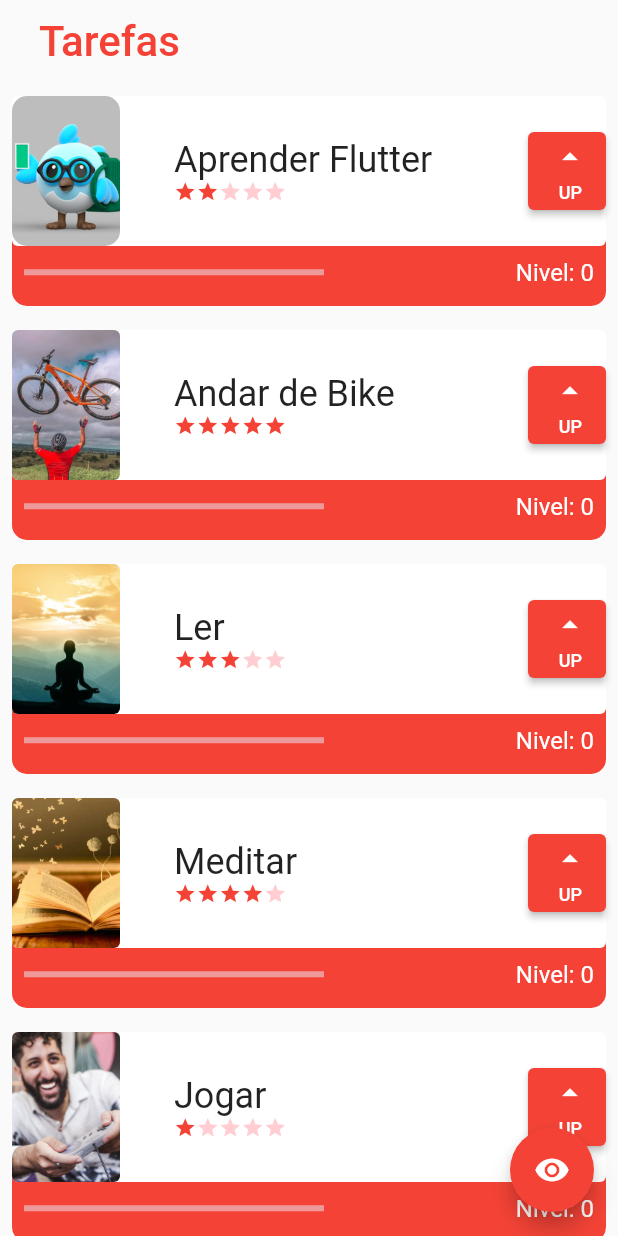
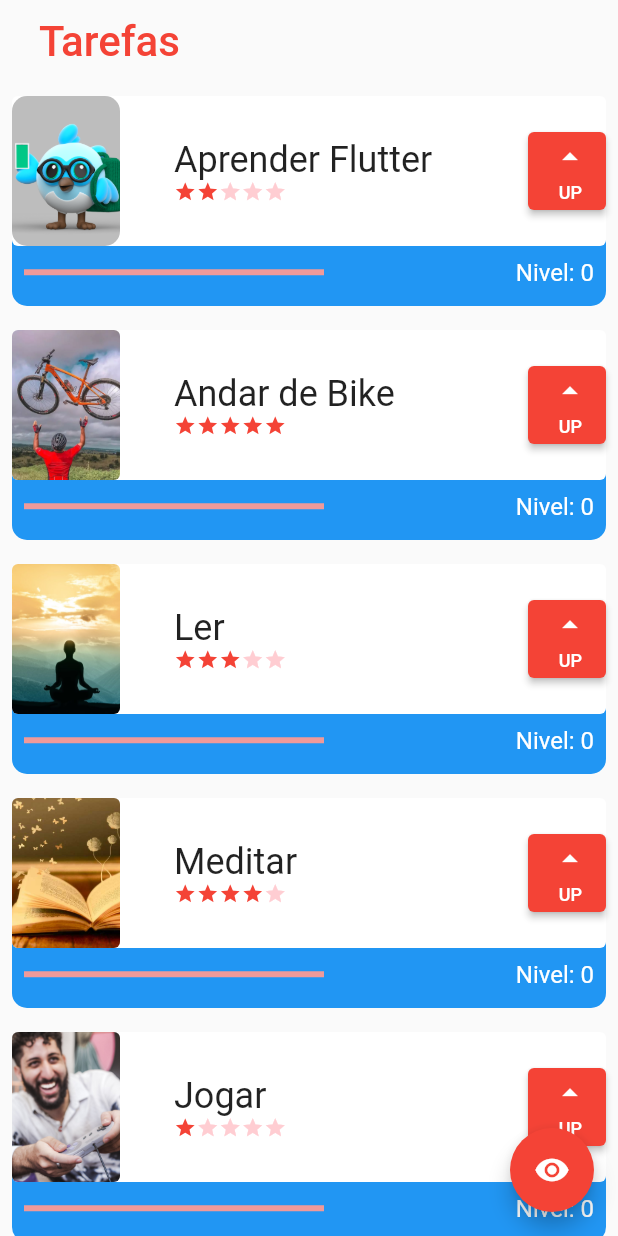
Before and after one commit to DaniloSacramento/Mais-sobre-Flutter, a Flutter app: the screen it shows after launch, on a phone screen of 412 x 824 dp. Run offline on Flutter 3.47's test engine with Material 2 defaults, Android fonts, the phone set to English and light mode, and no system bars.

Commit message:
trocando a cor

```diff
--- a/curso__/lib/main.dart
+++ b/curso__/lib/main.dart
@@ -1,5 +1,7 @@
-import 'package:curso__/primeira_tela.dart';
+
 import 'package:flutter/material.dart';
+
+import 'primeira_tela.dart';
 
 void main() {
   runApp( MyApp());
--- a/curso__/lib/primeira_tela.dart
+++ b/curso__/lib/primeira_tela.dart
@@ -12,7 +12,6 @@ class Tela1 extends StatefulWidget {
 }
 
 class _Tela1State extends State<Tela1> {
-
   bool opacidade = true;
 
   @override
@@ -36,26 +35,22 @@ class _Tela1State extends State<Tela1> {
           children: const [
             Task(
               nome: "Aprender Flutter ",
-              foto:
-                  "assets/images/dash.png",
+              foto: "assets/images/dash.png",
               dificuldade: 2,
             ),
             Task(
               nome: "Andar de Bike ",
-              foto:
-                  "assets/images/bike.webp",
+              foto: "assets/images/bike.webp",
               dificuldade: 5,
             ),
             Task(
               nome: "Ler ",
-              foto:
-                  "assets/images/meditar.jpeg",
+              foto: "assets/images/meditar.jpeg",
               dificuldade: 3,
             ),
             Task(
               nome: "Meditar ",
-              foto:
-                  "assets/images/livro.jpg",
+              foto: "assets/images/livro.jpg",
               dificuldade: 4,
             ),
             Task(
@@ -99,6 +94,18 @@ class Task extends StatefulWidget {
 
 class _TaskState extends State<Task> {
   int nivel = 0;
+  int minLevel = 10;
+  int masteryLevel = 1;
+
+  Map<int, Color> mastery = {
+    1: Colors.blue,
+    2: Colors.yellow,
+    3: Colors.orange,
+    4: Colors.red,
+    5: Colors.purple,
+    6: Colors.black,
+  };
+
   @override
   Widget build(BuildContext context) {
     return Padding(
@@ -108,8 +115,10 @@ class _TaskState extends State<Task> {
           children: [
             Container(
               decoration: BoxDecoration(
-                  borderRadius: BorderRadius.circular(10),
-                  color: Colors.red[500],
+                borderRadius: BorderRadius.circular(10),
+                color: masteryLevel <= mastery.keys.last
+                    ? mastery[masteryLevel]
+                    : mastery[mastery.keys.last],
               ),
               height: 140,
             ),
@@ -154,14 +163,31 @@ class _TaskState extends State<Task> {
                           ),
                           Row(
                             children: [
-                              Icon(Icons.star, size: 15,
-                              color: (widget.dificuldade >= 1 ) ? Colors.red : Colors.red[100]),
-                              Icon(Icons.star, size: 15, color: (widget.dificuldade >= 2 ) ? Colors.red : Colors.red[100]),
-                              Icon(Icons.star, size: 15, color: (widget.dificuldade >= 3 ) ? Colors.red : Colors.red[100]),
                               Icon(Icons.star,
-                                  size: 15, color: (widget.dificuldade >= 4 ) ? Colors.red : Colors.red[100]),
+                                  size: 15,
+                                  color: (widget.dificuldade >= 1)
+                                      ? Colors.red
+                                      : Colors.red[100]),
                               Icon(Icons.star,
-                                  size: 15, color: (widget.dificuldade >= 5 ) ? Colors.red : Colors.red[100]),
+                                  size: 15,
+                                  color: (widget.dificuldade >= 2)
+                                      ? Colors.red
+                                      : Colors.red[100]),
+                              Icon(Icons.star,
+                                  size: 15,
+                                  color: (widget.dificuldade >= 3)
+                                      ? Colors.red
+                                      : Colors.red[100]),
+                              Icon(Icons.star,
+                                  size: 15,
+                                  color: (widget.dificuldade >= 4)
+                                      ? Colors.red
+                                      : Colors.red[100]),
+                              Icon(Icons.star,
+                                  size: 15,
+                                  color: (widget.dificuldade >= 5)
+                                      ? Colors.red
+                                      : Colors.red[100]),
                             ],
                           )
                         ],
@@ -173,6 +199,11 @@ class _TaskState extends State<Task> {
                           onPressed: () {
                             setState(() {
                               nivel++;
+                              if ((nivel / widget.dificuldade) >
+                                  (minLevel * masteryLevel)) {
+                                nivel = 0;
+                                masteryLevel++;
+                              }
                             });
                           },
                           child: Column(
@@ -199,8 +230,12 @@ class _TaskState extends State<Task> {
                       child: Container(
                         child: LinearProgressIndicator(
                           color: Colors.white,
-                          value: (widget.dificuldade > 0) ?
-                          (nivel/widget.dificuldade) / 10 : 1
+                          value: widget.dificuldade > 0
+                              ? (nivel / widget.dificuldade) /
+                                  (minLevel *
+                                      masteryLevel) /*Aqui o nível mínimo é multiplicado pela maestria, então
+                            quanto maior a maestria mais difícil é chegar até o fim da barra de progresso*/
+                              : 1,
                         ),
                         width: 200,
                       ),
```
Also changed, not shown: curso__/pubspec.yaml (line endings or trailing spaces).
